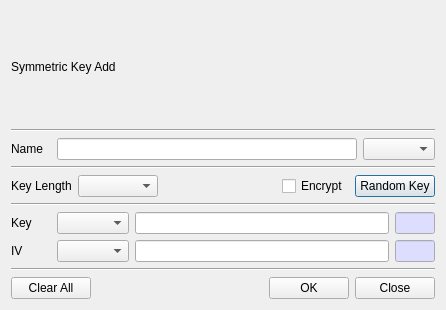
jykim74/BerEditor, file BerEditor/key_add_dlg.ui: the form before one commit.
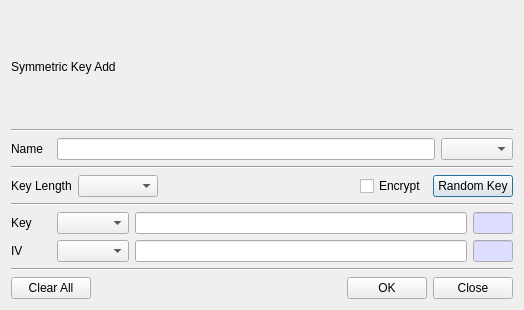
The form after the commit.

The edit to the form file:
```diff
--- a/BerEditor/key_add_dlg.ui
+++ b/BerEditor/key_add_dlg.ui
@@ -6,7 +6,7 @@
    <rect>
     <x>0</x>
     <y>0</y>
-    <width>441</width>
+    <width>524</width>
     <height>310</height>
    </rect>
   </property>
@@ -253,6 +253,12 @@
    </item>
    <item>
     <widget class="Line" name="line">
+     <property name="minimumSize">
+      <size>
+       <width>500</width>
+       <height>0</height>
+      </size>
+     </property>
      <property name="orientation">
       <enum>Qt::Horizontal</enum>
      </property>
```
